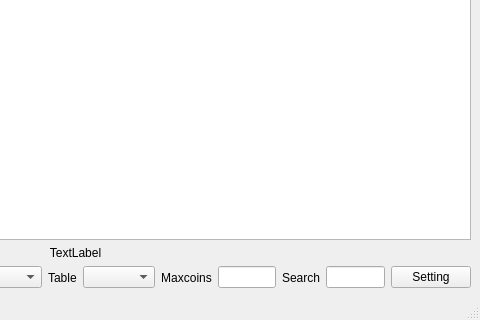
QTinman/CoinBrowser, file mainwindow.ui: the form before one commit; both pictures show x 329 to 809 and y 280 to 600 of the 809 by 600 pixel window.
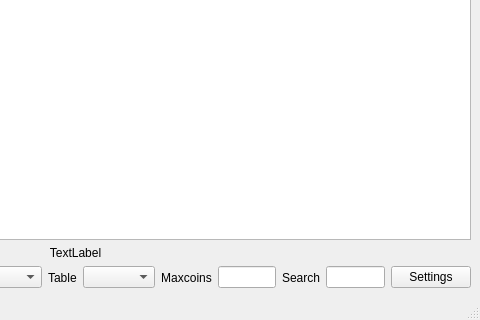
The form after the commit. Icons and pictures are not drawn.

Commit message: Update DB removed as it now updates with json update. In settings: Number of rows in table to be update. Table age in hours to be in selection in mainwindow. Fixed right indent of numbers cells in mainwindow table.

Patch:
```diff
--- a/mainwindow.ui
+++ b/mainwindow.ui
@@ -145,7 +145,7 @@
         <item>
          <widget class="QPushButton" name="pushButton_3">
           <property name="text">
-           <string>Setting</string>
+           <string>Settings</string>
           </property>
          </widget>
         </item>
```
The commit also changes 4 other files.
